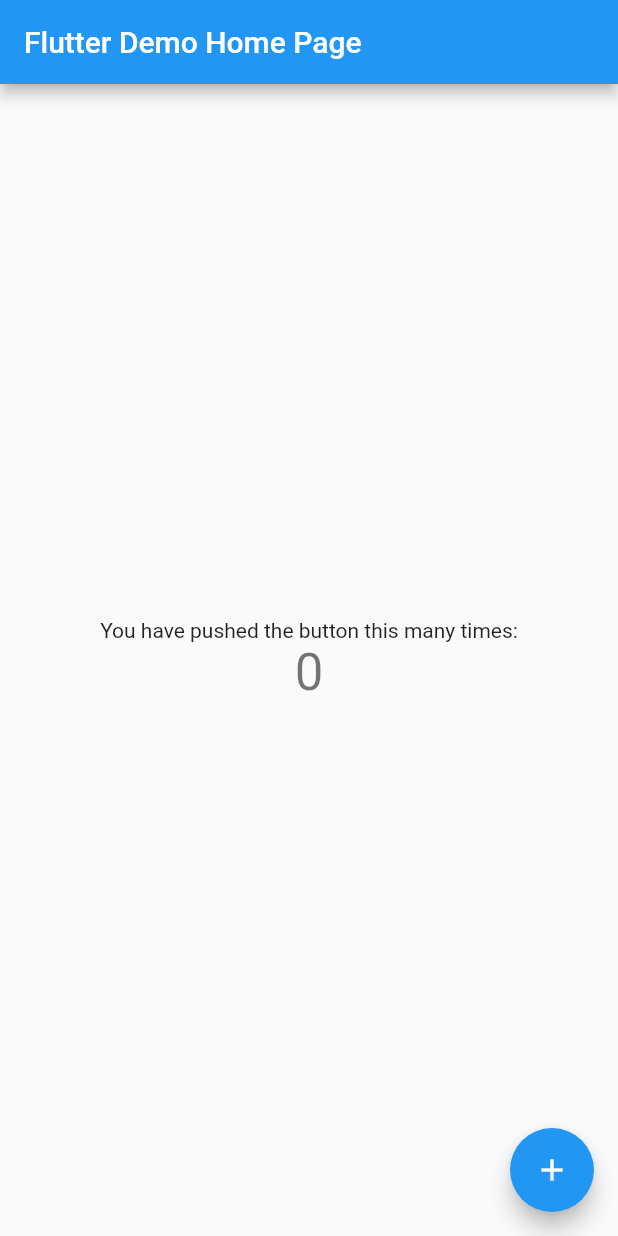
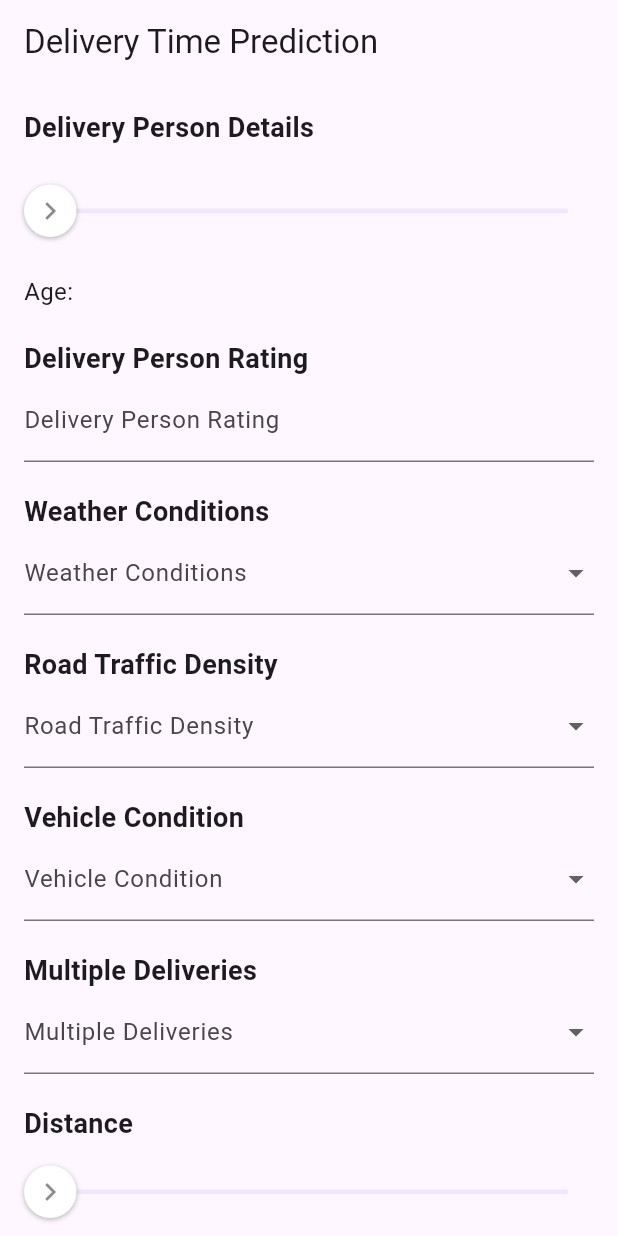
Before and after one commit to vk2122/Delivery_Time_Prediction, a Flutter app: the screen it shows after launch, on a phone screen of 412 x 824 dp. Run offline on Flutter 3.47's test engine with Material 2 defaults, Android fonts, the phone set to English and light mode, and no system bars; drawn by our look-alikes of flutter_xlider.

Commit message:
ui/app design updated

```diff
--- a/delivery_time_predictor/lib/main.dart
+++ b/delivery_time_predictor/lib/main.dart
@@ -1,115 +1,274 @@
+import 'dart:convert';
+import 'package:http/http.dart' as http;
 import 'package:flutter/material.dart';
+import 'package:flutter_xlider/flutter_xlider.dart';
 
-void main() {
-  runApp(const MyApp());
-}
+void main() => runApp(MyApp());
 
 class MyApp extends StatelessWidget {
-  const MyApp({super.key});
-
-  // This widget is the root of your application.
   @override
   Widget build(BuildContext context) {
     return MaterialApp(
-      title: 'Flutter Demo',
+      title: 'Delivery Time Prediction',
       theme: ThemeData(
-        // This is the theme of your application.
-        //
-        // Try running your application with "flutter run". You'll see the
-        // application has a blue toolbar. Then, without quitting the app, try
-        // changing the primarySwatch below to Colors.green and then invoke
-        // "hot reload" (press "r" in the console where you ran "flutter run",
-        // or simply save your changes to "hot reload" in a Flutter IDE).
-        // Notice that the counter didn't reset back to zero; the application
-        // is not restarted.
+        useMaterial3: true,
         primarySwatch: Colors.blue,
       ),
-      home: const MyHomePage(title: 'Flutter Demo Home Page'),
+      home: DeliveryPage(),
     );
   }
 }
 
-class MyHomePage extends StatefulWidget {
-  const MyHomePage({super.key, required this.title});
-
-  // This widget is the home page of your application. It is stateful, meaning
-  // that it has a State object (defined below) that contains fields that affect
-  // how it looks.
-
-  // This class is the configuration for the state. It holds the values (in this
-  // case the title) provided by the parent (in this case the App widget) and
-  // used by the build method of the State. Fields in a Widget subclass are
-  // always marked "final".
-
-  final String title;
-
+class DeliveryPage extends StatefulWidget {
   @override
-  State<MyHomePage> createState() => _MyHomePageState();
+  _DeliveryPageState createState() => _DeliveryPageState();
 }
 
-class _MyHomePageState extends State<MyHomePage> {
-  int _counter = 0;
+class _DeliveryPageState extends State<DeliveryPage> {
+  final TextEditingController _deliveryPersonRatingController =
+      TextEditingController();
+  String? _weatherCondition;
+  String? _roadTrafficDensity;
+  String? _vehicleCondition;
+  String? _multipleDeliveries;
+  double? _distance;
+  double? _deliveryPersonAge;
 
-  void _incrementCounter() {
-    setState(() {
-      // This call to setState tells the Flutter framework that something has
-      // changed in this State, which causes it to rerun the build method below
-      // so that the display can reflect the updated values. If we changed
-      // _counter without calling setState(), then the build method would not be
-      // called again, and so nothing would appear to happen.
-      _counter++;
-    });
+  void _submitPrediction() async {
+    final response = await http.get(Uri.parse('http://127.0.0.1:5000/predict'));
+
+    if (response.statusCode == 200) {
+      final responseData = json.decode(response.body);
+      final prediction = responseData['predictions'][0];
+
+      showModalBottomSheet(
+        context: context,
+        builder: (BuildContext context) {
+          return Container(
+            height: 200,
+            padding: EdgeInsets.all(16.0),
+            child: Column(
+              mainAxisAlignment: MainAxisAlignment.center,
+              crossAxisAlignment: CrossAxisAlignment.center,
+              children: [
+                Text(
+                  'Predicted Delivery Time',
+                  style: TextStyle(
+                    fontSize: 20.0,
+                    fontWeight: FontWeight.bold,
+                  ),
+                  textAlign: TextAlign.center,
+                  maxLines: 1,
+                ),
+                SizedBox(height: 10.0),
+                Text(
+                  '$prediction minutes',
+                  style: TextStyle(
+                    fontSize: 26.0,
+                    color: Colors.red,
+                    fontWeight: FontWeight.bold,
+                  ),
+                  textAlign: TextAlign.center,
+                ),
+              ],
+            ),
+          );
+        },
+      );
+    } else {
+      print('API call failed with status code: ${response.statusCode}');
+    }
   }
 
   @override
   Widget build(BuildContext context) {
-    // This method is rerun every time setState is called, for instance as done
-    // by the _incrementCounter method above.
-    //
-    // The Flutter framework has been optimized to make rerunning build methods
-    // fast, so that you can just rebuild anything that needs updating rather
-    // than having to individually change instances of widgets.
     return Scaffold(
       appBar: AppBar(
-        // Here we take the value from the MyHomePage object that was created by
-        // the App.build method, and use it to set our appbar title.
-        title: Text(widget.title),
+        title: Text('Delivery Time Prediction'),
       ),
-      body: Center(
-        // Center is a layout widget. It takes a single child and positions it
-        // in the middle of the parent.
+      body: SingleChildScrollView(
+        child: Padding(
+          padding: EdgeInsets.all(16.0),
           child: Column(
-          // Column is also a layout widget. It takes a list of children and
-          // arranges them vertically. By default, it sizes itself to fit its
-          // children horizontally, and tries to be as tall as its parent.
-          //
-          // Invoke "debug painting" (press "p" in the console, choose the
-          // "Toggle Debug Paint" action from the Flutter Inspector in Android
-          // Studio, or the "Toggle Debug Paint" command in Visual Studio Code)
-          // to see the wireframe for each widget.
-          //
-          // Column has various properties to control how it sizes itself and
-          // how it positions its children. Here we use mainAxisAlignment to
-          // center the children vertically; the main axis here is the vertical
-          // axis because Columns are vertical (the cross axis would be
-          // horizontal).
-          mainAxisAlignment: MainAxisAlignment.center,
+            crossAxisAlignment: CrossAxisAlignment.stretch,
             children: <Widget>[
-            const Text(
-              'You have pushed the button this many times:',
+              Text(
+                'Delivery Person Details',
+                style: TextStyle(
+                  fontSize: 18.0,
+                  fontWeight: FontWeight.bold,
                 ),
+              ),
+              SizedBox(height: 10.0),
+              FlutterSlider(
+                values: [_deliveryPersonAge ?? 18],
+                min: 18,
+                max: 55,
+                onDragging: (handlerIndex, lowerValue, upperValue) {
+                  setState(() {
+                    _deliveryPersonAge = lowerValue;
+                  });
+                },
+                tooltip: FlutterSliderTooltip(
+                  format: (value) {
+                    return value.toString();
+                  },
+                  positionOffset: FlutterSliderTooltipPositionOffset(
+                    top: -40,
+                  ),
+                ),
+              ),
+              SizedBox(height: 10.0),
               Text(
-              '$_counter',
-              style: Theme.of(context).textTheme.headlineMedium,
+                'Age: ${_deliveryPersonAge?.toStringAsFixed(0) ?? ''}',
+                style: TextStyle(fontSize: 16.0),
+              ),
+              SizedBox(height: 20.0),
+              Text(
+                'Delivery Person Rating',
+                style: TextStyle(
+                  fontSize: 18.0,
+                  fontWeight: FontWeight.bold,
+                ),
+              ),
+              TextFormField(
+                controller: _deliveryPersonRatingController,
+                decoration:
+                    InputDecoration(labelText: 'Delivery Person Rating'),
+                keyboardType: TextInputType.number,
+              ),
+              SizedBox(height: 20.0),
+              Text(
+                'Weather Conditions',
+                style: TextStyle(
+                  fontSize: 18.0,
+                  fontWeight: FontWeight.bold,
+                ),
+              ),
+              DropdownButtonFormField<String>(
+                value: _weatherCondition,
+                decoration: InputDecoration(labelText: 'Weather Conditions'),
+                onChanged: (value) {
+                  setState(() {
+                    _weatherCondition = value!;
+                  });
+                },
+                items: ['Sunny', 'Cloudy']
+                    .map((value) => DropdownMenuItem<String>(
+                          value: value,
+                          child: Text(value),
+                        ))
+                    .toList(),
+              ),
+              SizedBox(height: 20.0),
+              Text(
+                'Road Traffic Density',
+                style: TextStyle(
+                  fontSize: 18.0,
+                  fontWeight: FontWeight.bold,
+                ),
+              ),
+              DropdownButtonFormField<String>(
+                value: _roadTrafficDensity,
+                decoration: InputDecoration(labelText: 'Road Traffic Density'),
+                onChanged: (value) {
+                  setState(() {
+                    _roadTrafficDensity = value!;
+                  });
+                },
+                items: ['High', 'Medium', 'Low']
+                    .map((value) => DropdownMenuItem<String>(
+                          value: value,
+                          child: Text(value),
+                        ))
+                    .toList(),
+              ),
+              SizedBox(height: 20.0),
+              Text(
+                'Vehicle Condition',
+                style: TextStyle(
+                  fontSize: 18.0,
+                  fontWeight: FontWeight.bold,
+                ),
+              ),
+              DropdownButtonFormField<String>(
+                value: _vehicleCondition,
+                decoration: InputDecoration(labelText: 'Vehicle Condition'),
+                onChanged: (value) {
+                  setState(() {
+                    _vehicleCondition = value!;
+                  });
+                },
+                items: ['0', '1', '2']
+                    .map((value) => DropdownMenuItem<String>(
+                          value: value,
+                          child: Text(value),
+                        ))
+                    .toList(),
+              ),
+              SizedBox(height: 20.0),
+              Text(
+                'Multiple Deliveries',
+                style: TextStyle(
+                  fontSize: 18.0,
+                  fontWeight: FontWeight.bold,
+                ),
+              ),
+              DropdownButtonFormField<String>(
+                value: _multipleDeliveries,
+                decoration: InputDecoration(labelText: 'Multiple Deliveries'),
+                onChanged: (value) {
+                  setState(() {
+                    _multipleDeliveries = value!;
+                  });
+                },
+                items: ['Yes', 'No']
+                    .map((value) => DropdownMenuItem<String>(
+                          value: value,
+                          child: Text(value),
+                        ))
+                    .toList(),
+              ),
+              SizedBox(height: 20.0),
+              Text(
+                'Distance',
+                style: TextStyle(
+                  fontSize: 18.0,
+                  fontWeight: FontWeight.bold,
+                ),
+              ),
+              FlutterSlider(
+                values: [_distance ?? 0],
+                min: 0,
+                max: 10,
+                onDragging: (handlerIndex, lowerValue, upperValue) {
+                  setState(() {
+                    _distance = lowerValue;
+                  });
+                },
+                tooltip: FlutterSliderTooltip(
+                  format: (value) {
+                    return value.toString();
+                  },
+                  positionOffset: FlutterSliderTooltipPositionOffset(
+                    top: -40,
+                  ),
+                ),
+              ),
+              SizedBox(height: 10.0),
+              Text(
+                'Distance: ${_distance?.toStringAsFixed(0) ?? ''} km',
+                style: TextStyle(fontSize: 16.0),
+              ),
+              SizedBox(height: 20.0),
+              ElevatedButton(
+                onPressed: _submitPrediction,
+                child: Text('Submit'),
               ),
             ],
           ),
         ),
-      floatingActionButton: FloatingActionButton(
-        onPressed: _incrementCounter,
-        tooltip: 'Increment',
-        child: const Icon(Icons.add),
-      ), // This trailing comma makes auto-formatting nicer for build methods.
+      ),
     );
   }
 }
--- a/delivery_time_predictor/pubspec.yaml
+++ b/delivery_time_predictor/pubspec.yaml
@@ -35,6 +35,8 @@ dependencies:
   # The following adds the Cupertino Icons font to your application.
   # Use with the CupertinoIcons class for iOS style icons.
   cupertino_icons: ^1.0.2
+  flutter_xlider: ^3.5.0
+  http: ^0.13.6
 
 dev_dependencies:
   flutter_test:
```
Also changed, not shown: delivery_time_predictor/pubspec.lock, 1 other file. Lines whose indentation alone changed are shown as unchanged.
